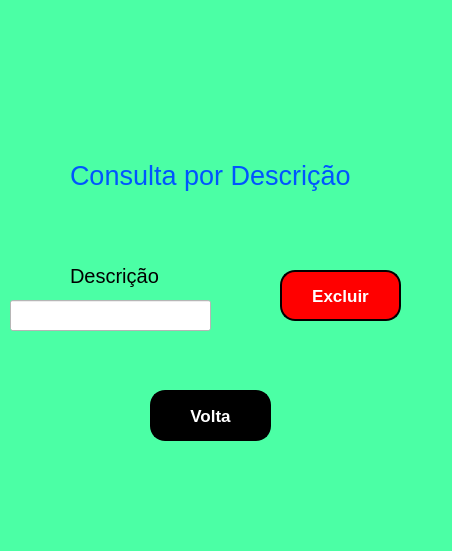
The window that Projeto/sexta.ui (marceloamaro/Pratica_BD) describes before a commit, drawn with Qt 5.
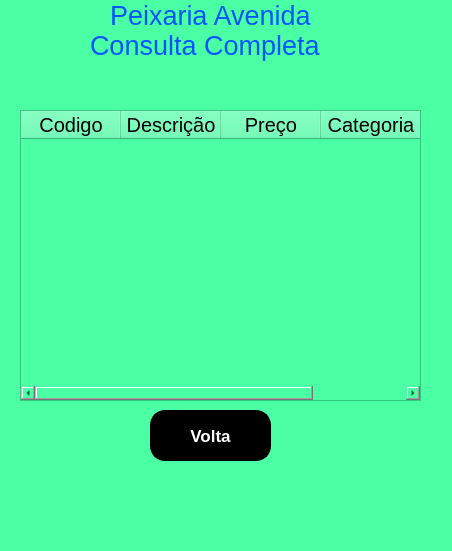
The same window after the commit. Icons and pictures are not drawn.

What changed in the file:
```diff
--- a/Projeto/sexta.ui
+++ b/Projeto/sexta.ui
@@ -17,51 +17,11 @@
    <string notr="true">background-color: rgb(75, 255, 165);</string>
   </property>
   <widget class="QWidget" name="centralwidget">
-   <widget class="QLabel" name="label_2">
-    <property name="geometry">
-     <rect>
-      <x>190</x>
-      <y>200</y>
-      <width>31</width>
-      <height>61</height>
-     </rect>
-    </property>
-    <property name="text">
-     <string/>
-    </property>
-    <property name="pixmap">
-     <pixmap>usuario.png</pixmap>
-    </property>
-   </widget>
-   <widget class="QLabel" name="label_5">
-    <property name="geometry">
-     <rect>
-      <x>90</x>
-      <y>0</y>
-      <width>271</width>
-      <height>161</height>
-     </rect>
-    </property>
-    <property name="font">
-     <font>
-      <pointsize>20</pointsize>
-     </font>
-    </property>
-    <property name="styleSheet">
-     <string notr="true">color: rgb(0, 85, 255);</string>
-    </property>
-    <property name="text">
-     <string/>
-    </property>
-    <property name="pixmap">
-     <pixmap>image.png</pixmap>
-    </property>
-   </widget>
    <widget class="QPushButton" name="pushButton_6">
     <property name="geometry">
      <rect>
       <x>150</x>
-      <y>390</y>
+      <y>410</y>
       <width>121</width>
       <height>51</height>
      </rect>
@@ -88,9 +48,9 @@
    <widget class="QLabel" name="label_6">
     <property name="geometry">
      <rect>
-      <x>70</x>
-      <y>160</y>
-      <width>311</width>
+      <x>90</x>
+      <y>30</y>
+      <width>251</width>
       <height>31</height>
      </rect>
     </property>
@@ -103,79 +63,128 @@
      <string notr="true">color: rgb(0, 85, 255);</string>
     </property>
     <property name="text">
-     <string>Consulta por Descrição</string>
+     <string>Consulta Completa</string>
     </property>
    </widget>
-   <widget class="QLabel" name="label_3">
+   <widget class="QTableWidget" name="tableWidget">
     <property name="geometry">
      <rect>
-      <x>70</x>
-      <y>260</y>
-      <width>91</width>
-      <height>31</height>
+      <x>20</x>
+      <y>110</y>
+      <width>401</width>
+      <height>291</height>
      </rect>
     </property>
-    <property name="font">
-     <font>
-      <pointsize>15</pointsize>
-     </font>
-    </property>
-    <property name="text">
-     <string>Descrição</string>
-    </property>
+    <column>
+     <property name="text">
+      <string>Codigo</string>
+     </property>
+     <property name="font">
+      <font>
+       <pointsize>15</pointsize>
+      </font>
+     </property>
+     <property name="background">
+      <color alpha="225">
+       <red>0</red>
+       <green>85</green>
+       <blue>225</blue>
+      </color>
+     </property>
+    </column>
+    <column>
+     <property name="text">
+      <string>Descrição</string>
+     </property>
+     <property name="font">
+      <font>
+       <pointsize>15</pointsize>
+      </font>
+     </property>
+     <property name="background">
+      <color alpha="225">
+       <red>0</red>
+       <green>85</green>
+       <blue>225</blue>
+      </color>
+     </property>
+    </column>
+    <column>
+     <property name="text">
+      <string>Preço</string>
+     </property>
+     <property name="font">
+      <font>
+       <pointsize>15</pointsize>
+      </font>
+     </property>
+     <property name="background">
+      <color alpha="225">
+       <red>0</red>
+       <green>85</green>
+       <blue>225</blue>
+      </color>
+     </property>
+    </column>
+    <column>
+     <property name="text">
+      <string>Categoria</string>
+     </property>
+     <property name="font">
+      <font>
+       <pointsize>15</pointsize>
+      </font>
+     </property>
+     <property name="background">
+      <color alpha="225">
+       <red>0</red>
+       <green>85</green>
+       <blue>225</blue>
+      </color>
+     </property>
+    </column>
    </widget>
-   <widget class="QLineEdit" name="lineEdit_2">
+   <widget class="QLabel" name="label_5">
     <property name="geometry">
      <rect>
-      <x>10</x>
-      <y>300</y>
+      <x>110</x>
+      <y>0</y>
       <width>201</width>
       <height>31</height>
      </rect>
     </property>
     <property name="font">
      <font>
-      <pointsize>12</pointsize>
+      <pointsize>20</pointsize>
      </font>
     </property>
     <property name="styleSheet">
-     <string notr="true">background-color: rgb(255, 255, 255);</string>
+     <string notr="true">color: rgb(0, 85, 255);</string>
+    </property>
+    <property name="text">
+     <string>Peixaria Avenida</string>
     </property>
    </widget>
-   <widget class="QPushButton" name="pushButton_8">
+   <widget class="QLabel" name="label_2">
     <property name="geometry">
      <rect>
-      <x>280</x>
-      <y>270</y>
-      <width>121</width>
-      <height>51</height>
+      <x>190</x>
+      <y>50</y>
+      <width>31</width>
+      <height>61</height>
      </rect>
     </property>
-    <property name="font">
-     <font>
-      <pointsize>13</pointsize>
-      <weight>75</weight>
-      <bold>true</bold>
-     </font>
-    </property>
-    <property name="styleSheet">
-     <string notr="true">background-color: rgb(255, 0, 0);
-color: rgb(255, 255, 255);
-border-style: outset;
-border-width: 2px;
-border-radius: 15px;
-border-color: black;</string>
-    </property>
     <property name="text">
-     <string>Excluir</string>
+     <string/>
+    </property>
+    <property name="pixmap">
+     <pixmap>usuario.png</pixmap>
     </property>
    </widget>
    <zorder>label_2</zorder>
    <zorder>pushButton_6</zorder>
    <zorder>label_6</zorder>
-   <zorder>label_3</zorder>
-   <zorder>lineEdit_2</zorder>
-   <zorder>pushButton_8</zorder>
+   <zorder>tableWidget</zorder>
    <zorder>label_5</zorder>
   </widget>
   <widget class="QMenuBar" name="menubar">
```
